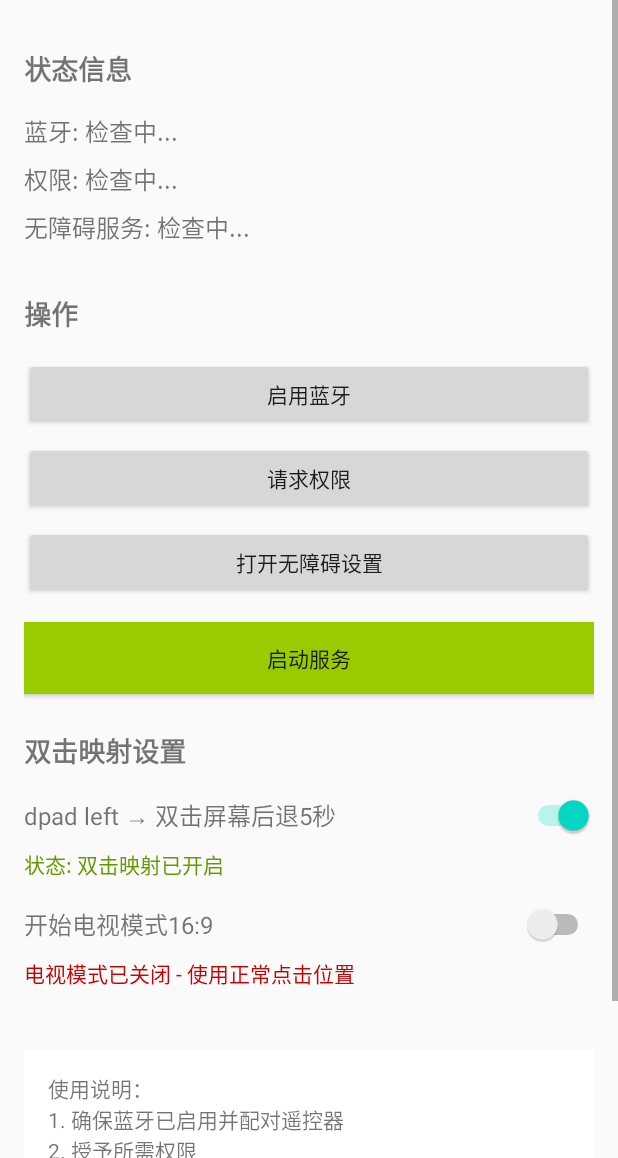
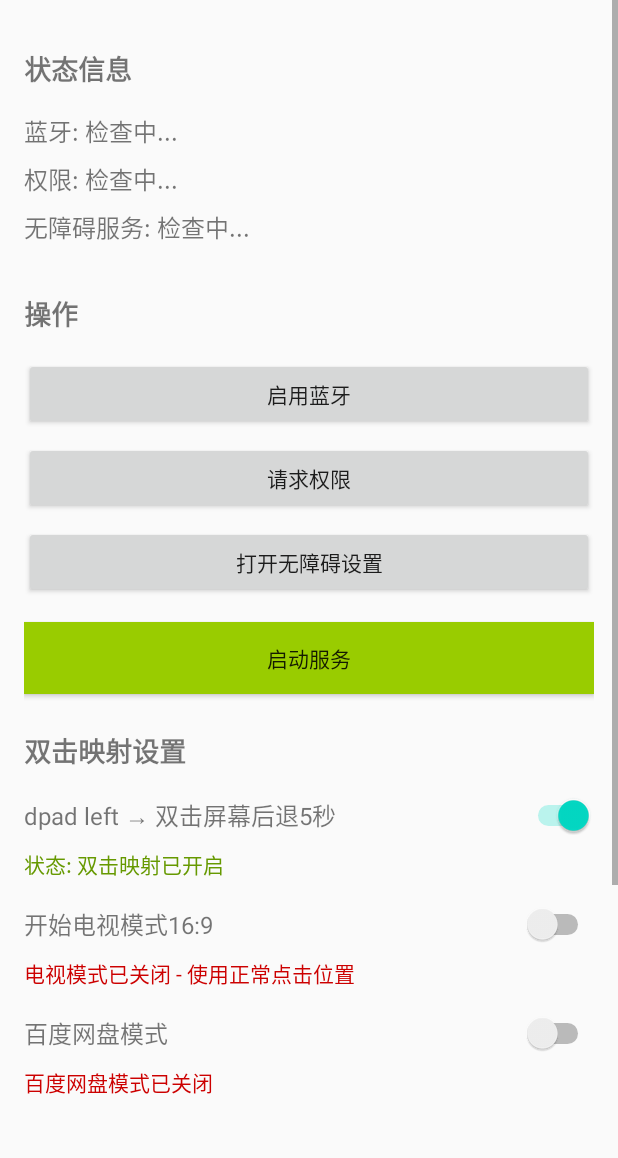
Before and after one commit to windy003/A_CRCK, an Android app: the layout activity_main.xml on its own in the app's theme, with its tools: preview values and no code run, on a phone screen of 412 x 824 dp, the part 78-1236 px from its top. Run offline under Robolectric (Android 15) with nearby library versions, the phone set to English and light mode, and no system bars.

Commit message:
添加了百度网盘模式

```diff
--- a/app/src/main/res/layout/activity_main.xml
+++ b/app/src/main/res/layout/activity_main.xml
@@ -160,12 +160,44 @@
         android:text="电视模式已关闭 - 使用正常点击位置"
         android:textSize="14sp"
         android:textColor="@android:color/holo_red_dark"
+        android:layout_marginBottom="16dp" />
+
+    <!-- 百度网盘模式开关区域 -->
+    <LinearLayout
+        android:layout_width="match_parent"
+        android:layout_height="wrap_content"
+        android:orientation="horizontal"
+        android:gravity="center_vertical"
+        android:layout_marginBottom="8dp">
+
+        <TextView
+            android:layout_width="0dp"
+            android:layout_height="wrap_content"
+            android:layout_weight="1"
+            android:text="百度网盘模式"
+            android:textSize="16sp" />
+
+        <Switch
+            android:id="@+id/switchBaiduMode"
+            android:layout_width="wrap_content"
+            android:layout_height="wrap_content"
+            android:checked="false" />
+
+    </LinearLayout>
+
+    <TextView
+        android:id="@+id/tvBaiduModeStatus"
+        android:layout_width="match_parent"
+        android:layout_height="wrap_content"
+        android:text="百度网盘模式已关闭"
+        android:textSize="14sp"
+        android:textColor="@android:color/holo_red_dark"
         android:layout_marginBottom="24dp" />
 
     <TextView
         android:layout_width="match_parent"
         android:layout_height="wrap_content"
-        android:text="使用说明：\n1. 确保蓝牙已启用并配对遥控器\n2. 授予所需权限\n3. 在设置中启用无障碍服务\n4. 启动服务\n5. 按遥控器OK键映射为媒体播放/暂停\n6. 按遥控器左方向键双击屏幕后退5秒（可开关）"
+        android:text="使用说明：\n1. 确保蓝牙已启用并配对遥控器\n2. 授予所需权限\n3. 在设置中启用无障碍服务\n4. 启动服务\n5. 按遥控器OK键映射为媒体播放/暂停\n6. 按遥控器左方向键双击屏幕后退5秒（可开关）\n7. 百度网盘模式：OK键播放/暂停，左右键上一曲/下一曲"
         android:textSize="14sp"
         android:layout_marginTop="16dp"
         android:background="@android:color/background_light"
```
Also changed, not shown: app/src/main/java/com/example/bluetoothkeymapper/KeyMapperAccessibilityService.kt (+58 -9 lines), app/src/main/java/com/example/bluetoothkeymapper/MainActivity.kt (+83 -0 lines).
